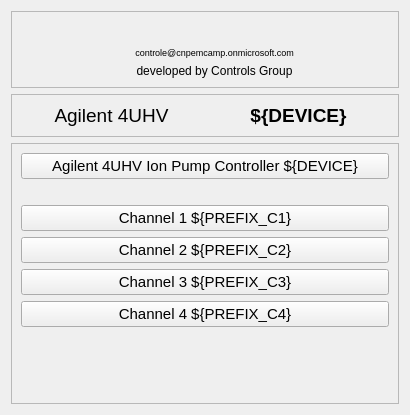
Above: siriushlacon/agilent4uhv/ui/device_main.ui from lnls-sirius/pydm-opi before the change. Below: the same form after it.
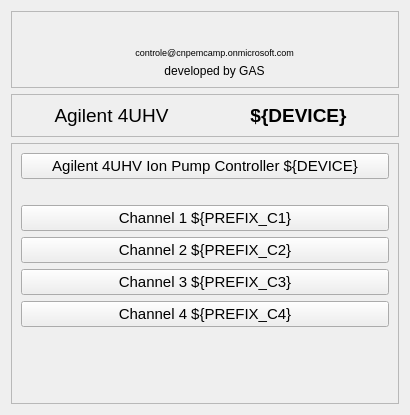
That is the form after the change. Custom widgets are drawn as their Qt base class.

```diff
--- a/siriushlacon/agilent4uhv/ui/device_main.ui
+++ b/siriushlacon/agilent4uhv/ui/device_main.ui
@@ -32,7 +32,7 @@
          </size>
         </property>
         <property name="text">
-         <string>developed by Controls Group</string>
+         <string>developed by GAS</string>
         </property>
         <property name="alignment">
          <set>Qt::AlignCenter</set>
```
